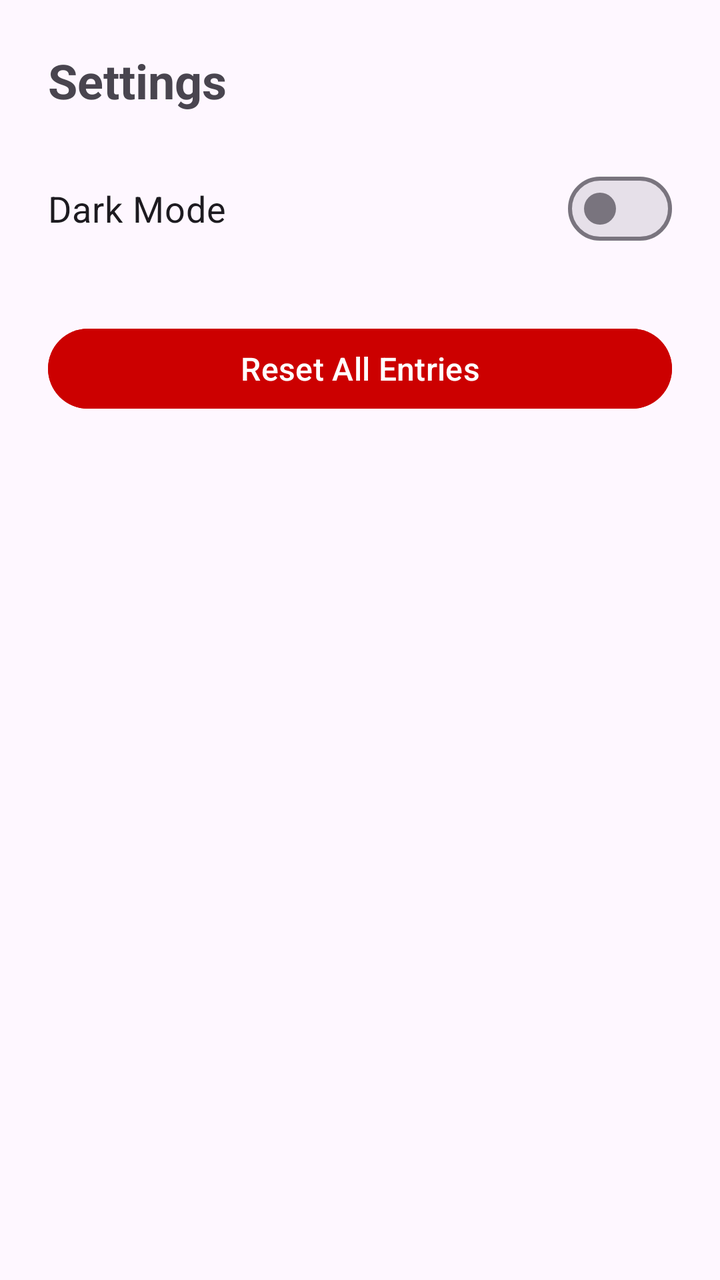
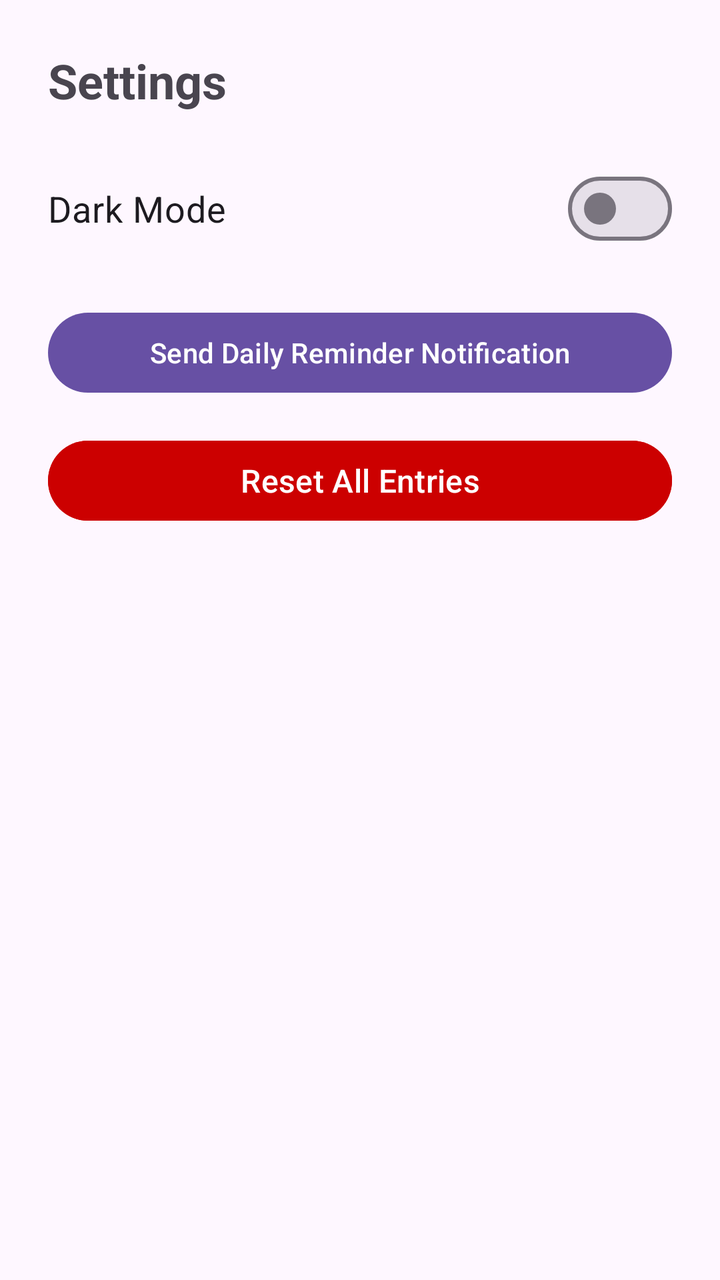

The first picture is an Android layout as it rendered before a commit; the second is the same layout after the commit. The layout source and the unified diff follow.
<!-- AndroidManifest.xml: application theme Theme.CalCountPlus -->
<!-- res/layout/fragment_settings.xml -->
<?xml version="1.0" encoding="utf-8"?>
<LinearLayout xmlns:android="http://schemas.android.com/apk/res/android"
    android:layout_width="match_parent"
    android:layout_height="match_parent"
    android:orientation="vertical"
    android:padding="24dp">

    <TextView
        android:layout_width="wrap_content"
        android:layout_height="wrap_content"
        android:text="Settings"
        android:textSize="24sp"
        android:textStyle="bold"
        android:layout_marginBottom="24dp" />

    <com.google.android.material.materialswitch.MaterialSwitch
        android:id="@+id/switchDarkMode"
        android:layout_width="match_parent"
        android:layout_height="wrap_content"
        android:text="Dark Mode"
        android:textSize="18sp"
        android:layout_marginBottom="32dp" />

    <Button
        android:id="@+id/btnResetData"
        android:layout_width="match_parent"
        android:layout_height="wrap_content"
        android:text="Reset All Entries"
        android:backgroundTint="@android:color/holo_red_dark"
        android:textColor="@android:color/white"
        android:textSize="16sp" />

</LinearLayout>
<!-- resources referenced by this layout -->
<resources>
  <style name="Theme.CalCountPlus" parent="Theme.Material3.DayNight.NoActionBar">
          
      </style>
</resources>

<!-- the commit's change to res/layout/fragment_settings.xml (unified diff, before → after) -->
@@ -19,7 +19,15 @@
         android:layout_height="wrap_content"
         android:text="Dark Mode"
         android:textSize="18sp"
-        android:layout_marginBottom="32dp" />
+        android:layout_marginBottom="24dp" />
+
+    
+    <Button
+        android:id="@+id/btnSendNotification"
+        android:layout_width="match_parent"
+        android:layout_height="wrap_content"
+        android:text="Send Daily Reminder Notification"
+        android:layout_marginBottom="16dp" />
 
     <Button
         android:id="@+id/btnResetData"
